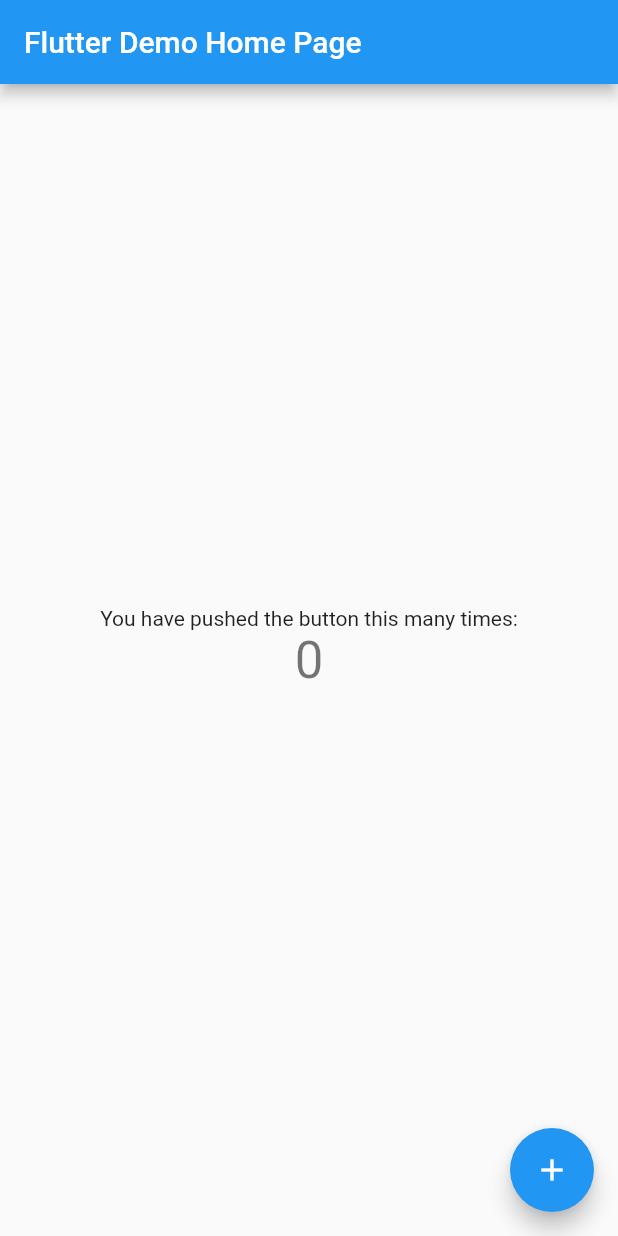
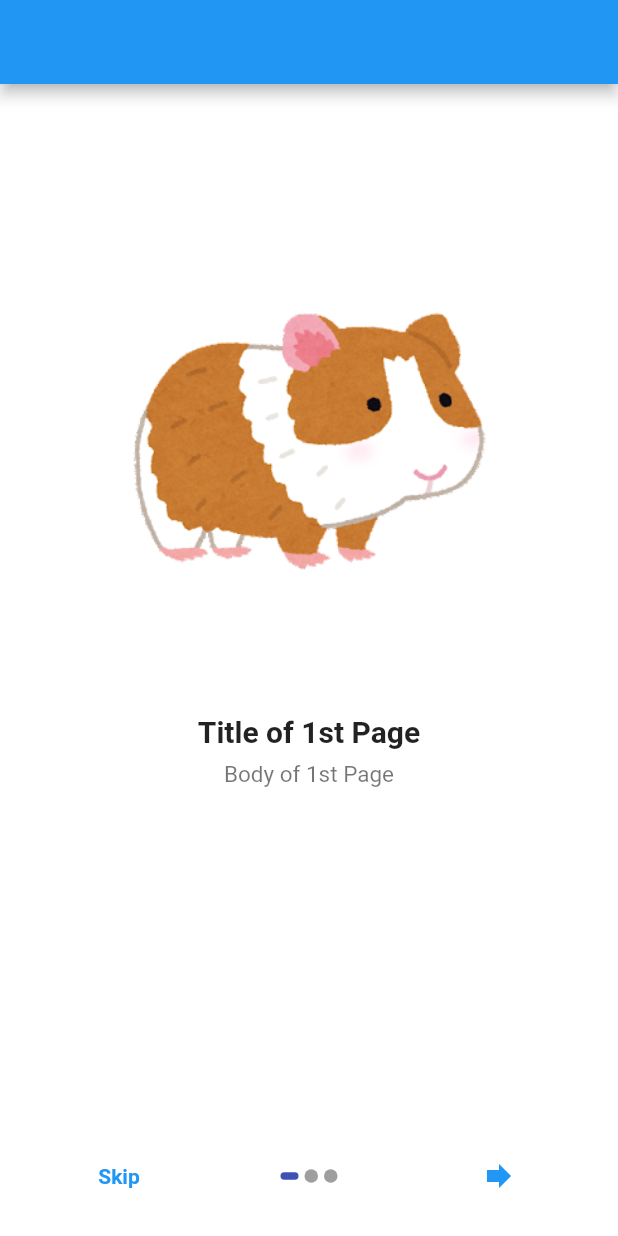
Before and after one commit to k-hirofumi/flutter_riverpod_freezed_sample, a Flutter app: the screen it shows after launch, on a phone screen of 412 x 824 dp. Run offline on Flutter 3.47's test engine with Material 2 defaults, Android fonts, the light colour scheme and no system bars; drawn by our look-alikes of introduction_screen; our stand-ins replace flutter_riverpod.

Commit message:
riverpod実装

```diff
--- a/lib/main.dart
+++ b/lib/main.dart
@@ -1,116 +1,78 @@
 import 'package:flutter/material.dart';
+import 'package:flutter_riverpod/flutter_riverpod.dart';
+import 'package:test_flavor/pages/home.dart';
+import 'package:test_flavor/pages/introduction_screen.dart';
+import 'package:test_flavor/providers/providers.dart';
 
 void main() {
-  runApp(const MyApp());
+  runApp(const ProviderScope(child: MyApp()));
 }
 
-class MyApp extends StatelessWidget {
+final finish = StateProvider<bool>((ref) => false);
+
+class MyApp extends ConsumerWidget {
   const MyApp({super.key});
 
-  // This widget is the root of your application.
   @override
-  Widget build(BuildContext context) {
+  Widget build(BuildContext context, WidgetRef ref) {
+    // final bool isFinishIntroduction = ref.watch(finishIntroductionProvider);
+
     return MaterialApp(
-      title: 'Flutter Demo',
-      theme: ThemeData(
-        // This is the theme of your application.
-        //
-        // Try running your application with "flutter run". You'll see the
-        // application has a blue toolbar. Then, without quitting the app, try
-        // changing the primarySwatch below to Colors.green and then invoke
-        // "hot reload" (press "r" in the console where you ran "flutter run",
-        // or simply save your changes to "hot reload" in a Flutter IDE).
-        // Notice that the counter didn't reset back to zero; the application
-        // is not restarted.
-        primarySwatch: Colors.blue,
-      ),
-      home: const MyHomePage(title: 'Flutter Demo Home Page'),
-    );
+        title: 'Flutter Demo',
+        theme: ThemeData(
+          primarySwatch: Colors.blue,
+        ),
+        // home: const MyHomePage(title: 'Flutter Demo Home Page'),
+        home: ref.watch(finish) == false
+            ? const IntroductionScreens()
+            : const Home());
   }
 }
 
-class MyHomePage extends StatefulWidget {
-  const MyHomePage({super.key, required this.title});
+// class MyHomePage extends StatefulWidget {
+//   const MyHomePage({super.key, required this.title});
 
-  // This widget is the home page of your application. It is stateful, meaning
-  // that it has a State object (defined below) that contains fields that affect
-  // how it looks.
+//   final String title;
 
-  // This class is the configuration for the state. It holds the values (in this
-  // case the title) provided by the parent (in this case the App widget) and
-  // used by the build method of the State. Fields in a Widget subclass are
-  // always marked "final".
+//   @override
+//   State<MyHomePage> createState() => _MyHomePageState();
+// }
 
-  final String title;
+// class _MyHomePageState extends State<MyHomePage> {
+//   int _counter = 0;
 
-  @override
-  State<MyHomePage> createState() => _MyHomePageState();
-}
+//   void _incrementCounter() {
+//     setState(() {
+//       _counter++;
+//     });
+//   }
 
-class _MyHomePageState extends State<MyHomePage> {
-  int _counter = 0;
-
-  void _incrementCounter() {
-    setState(() {
-      // This call to setState tells the Flutter framework that something has
-      // changed in this State, which causes it to rerun the build method below
-      // so that the display can reflect the updated values. If we changed
-      // _counter without calling setState(), then the build method would not be
-      // called again, and so nothing would appear to happen.
-      _counter++;
-    });
-  }
-
-  @override
-  Widget build(BuildContext context) {
-    // This method is rerun every time setState is called, for instance as done
-    // by the _incrementCounter method above.
-    //
-    // The Flutter framework has been optimized to make rerunning build methods
-    // fast, so that you can just rebuild anything that needs updating rather
-    // than having to individually change instances of widgets.
-    return Scaffold(
-      appBar: AppBar(
-        // Here we take the value from the MyHomePage object that was created by
-        // the App.build method, and use it to set our appbar title.
-        title: Text(widget.title),
-      ),
-      body: Center(
-        // Center is a layout widget. It takes a single child and positions it
-        // in the middle of the parent.
-        child: Column(
-          // Column is also a layout widget. It takes a list of children and
-          // arranges them vertically. By default, it sizes itself to fit its
-          // children horizontally, and tries to be as tall as its parent.
-          //
-          // Invoke "debug painting" (press "p" in the console, choose the
-          // "Toggle Debug Paint" action from the Flutter Inspector in Android
-          // Studio, or the "Toggle Debug Paint" command in Visual Studio Code)
-          // to see the wireframe for each widget.
-          //
-          // Column has various properties to control how it sizes itself and
-          // how it positions its children. Here we use mainAxisAlignment to
-          // center the children vertically; the main axis here is the vertical
-          // axis because Columns are vertical (the cross axis would be
-          // horizontal).
-          mainAxisAlignment: MainAxisAlignment.center,
-          children: <Widget>[
-            const Text(
-              'You have pushed the button this many times:',
-            ),
-            Text(
-              '$_counter',
-              style: Theme.of(context).textTheme.headline4,
-            ),
-            const Text(String.fromEnvironment('flavor'))
-          ],
-        ),
-      ),
-      floatingActionButton: FloatingActionButton(
-        onPressed: _incrementCounter,
-        tooltip: 'Increment',
-        child: const Icon(Icons.add),
-      ), // This trailing comma makes auto-formatting nicer for build methods.
-    );
-  }
-}
+//   @override
+//   Widget build(BuildContext context) {
+//     return Scaffold(
+//       appBar: AppBar(
+//         title: Text(widget.title),
+//       ),
+//       body: Center(
+//         child: Column(
+//           mainAxisAlignment: MainAxisAlignment.center,
+//           children: <Widget>[
+//             const Text(
+//               'You have pushed the button this many times:',
+//             ),
+//             Text(
+//               '$_counter',
+//               style: Theme.of(context).textTheme.headline4,
+//             ),
+//             const Text(String.fromEnvironment('flavor'))
+//           ],
+//         ),
+//       ),
+//       floatingActionButton: FloatingActionButton(
+//         onPressed: _incrementCounter,
+//         tooltip: 'Increment',
+//         child: const Icon(Icons.add),
+//       ),
+//     );
+//   }
+// }
--- /dev/null
+++ b/lib/pages/home.dart
@@ -0,0 +1,23 @@
+import 'package:flutter/material.dart';
+import 'package:flutter/src/widgets/framework.dart';
+import 'package:flutter/src/widgets/placeholder.dart';
+import 'package:flutter_riverpod/flutter_riverpod.dart';
+
+class Home extends ConsumerWidget {
+  const Home({super.key});
+
+  @override
+  Widget build(BuildContext context, WidgetRef ref) {
+    return Scaffold(
+        appBar: AppBar(),
+        body: SafeArea(
+          child: Center(
+            child: Column(
+              children: [
+                Text('home'),
+              ],
+            ),
+          ),
+        ));
+  }
+}
--- /dev/null
+++ b/lib/pages/introduction_screen.dart
@@ -0,0 +1,95 @@
+import 'package:flutter/foundation.dart';
+import 'package:flutter/material.dart';
+import 'package:flutter_riverpod/flutter_riverpod.dart';
+import 'package:introduction_screen/introduction_screen.dart';
+import 'package:test_flavor/main.dart';
+import 'package:test_flavor/providers/providers.dart';
+
+class IntroductionScreens extends ConsumerWidget {
+  const IntroductionScreens({Key? key}) : super(key: key);
+
+  @override
+  Widget build(BuildContext context, WidgetRef ref) {
+    var provider = ref.watch(finish.notifier);
+    return Scaffold(
+      appBar: AppBar(),
+      body: IntroductionScreen(
+          pages: [
+            PageViewModel(
+              title: 'Title of 1st Page',
+              body: 'Body of 1st Page',
+              image: buildImage("assets/images/moru1.png"),
+              //getPageDecoration, a method to customise the page style
+              decoration: getPageDecoration(),
+            ),
+            PageViewModel(
+              title: 'Title of 2nd Page',
+              body: 'Body of 2nd Page',
+              image: buildImage("assets/images/moru2.png"),
+              //getPageDecoration, a method to customise the page style
+              decoration: getPageDecoration(),
+            ),
+            PageViewModel(
+              title: 'Title of 3rd Page',
+              body: 'Body of 3rd Page',
+              image: buildImage("assets/images/moru3.png"),
+              //getPageDecoration, a method to customise the page style
+              decoration: getPageDecoration(),
+            ),
+          ],
+          onDone: () {
+            if (kDebugMode) {
+              // print("Done clicked");
+              // ref.read(finish.notifier).state = true;
+              provider.state = true;
+            }
+          },
+          //ClampingScrollPhysics prevent the scroll offset from exceeding the bounds of the content.
+          scrollPhysics: const ClampingScrollPhysics(),
+          showDoneButton: true,
+          showNextButton: true,
+          showSkipButton: true,
+          isBottomSafeArea: true,
+          skip:
+              const Text("Skip", style: TextStyle(fontWeight: FontWeight.w600)),
+          next: const Icon(Icons.forward),
+          done:
+              const Text("Done", style: TextStyle(fontWeight: FontWeight.w600)),
+          dotsDecorator: getDotsDecorator()),
+    );
+  }
+
+  //widget to add the image on screen
+  Widget buildImage(String imagePath) {
+    return Center(
+        child: Image.asset(
+      imagePath,
+      width: 450,
+      height: 200,
+    ));
+  }
+
+  //method to customise the page style
+  PageDecoration getPageDecoration() {
+    return const PageDecoration(
+      imagePadding: EdgeInsets.only(top: 120),
+      pageColor: Colors.white,
+      bodyPadding: EdgeInsets.only(top: 8, left: 20, right: 20),
+      titlePadding: EdgeInsets.only(top: 50),
+      bodyTextStyle: TextStyle(color: Colors.black54, fontSize: 15),
+    );
+  }
+
+  //method to customize the dots style
+  DotsDecorator getDotsDecorator() {
+    return const DotsDecorator(
+      spacing: EdgeInsets.symmetric(horizontal: 2),
+      activeColor: Colors.indigo,
+      color: Colors.grey,
+      activeSize: Size(12, 5),
+      activeShape: RoundedRectangleBorder(
+        borderRadius: BorderRadius.all(Radius.circular(25.0)),
+      ),
+    );
+  }
+}
--- /dev/null
+++ b/lib/providers/providers.dart
@@ -0,0 +1,3 @@
+import 'package:flutter_riverpod/flutter_riverpod.dart';
+
+final finishIntroductionProvider = Provider<bool>((ref) => false);
--- a/pubspec.yaml
+++ b/pubspec.yaml
@@ -36,6 +36,8 @@
   # The following adds the Cupertino Icons font to your application.
   # Use with the CupertinoIcons class for iOS style icons.
   cupertino_icons: ^1.0.2
+  introduction_screen: ^3.1.8
+  flutter_riverpod: ^2.3.6
 
 dev_dependencies:
   flutter_test:
@@ -61,8 +63,8 @@
   uses-material-design: true
 
   # To add assets to your application, add an assets section, like this:
-  # assets:
-  #   - images/a_dot_burr.jpeg
+  assets:
+    - assets/images/
   #   - images/a_dot_ham.jpeg
 
   # An image asset can refer to one or more resolution-specific "variants", see
```
Also changed, not shown: assets/images/moru1.png (added), assets/images/moru2.png (added), assets/images/moru3.png (added), pubspec.lock, 10 other files.
